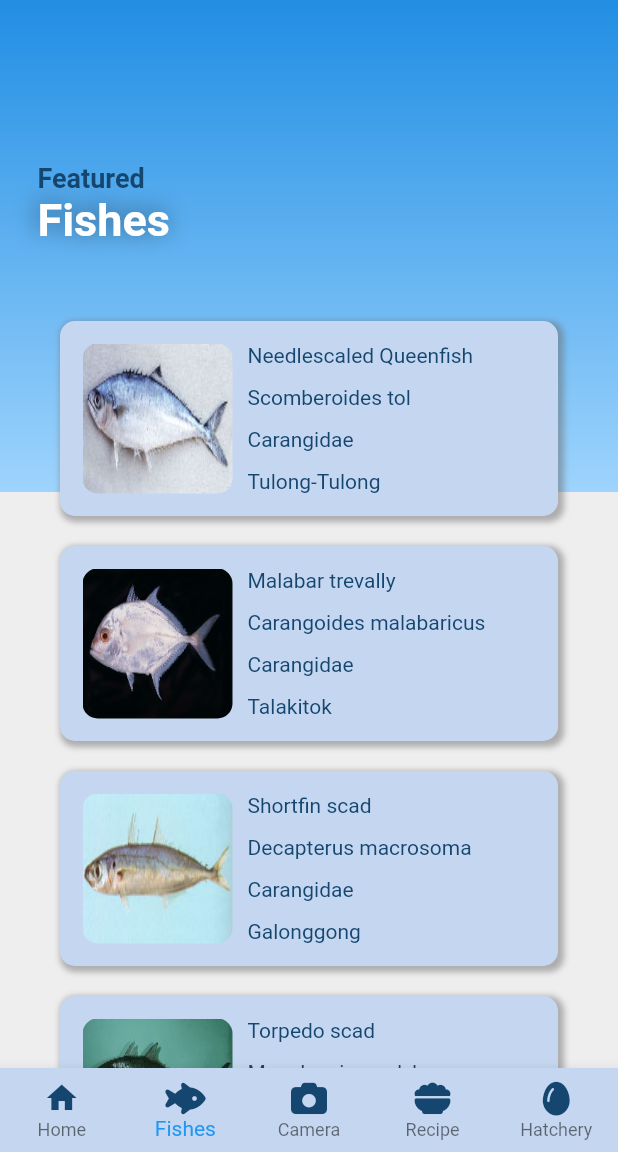
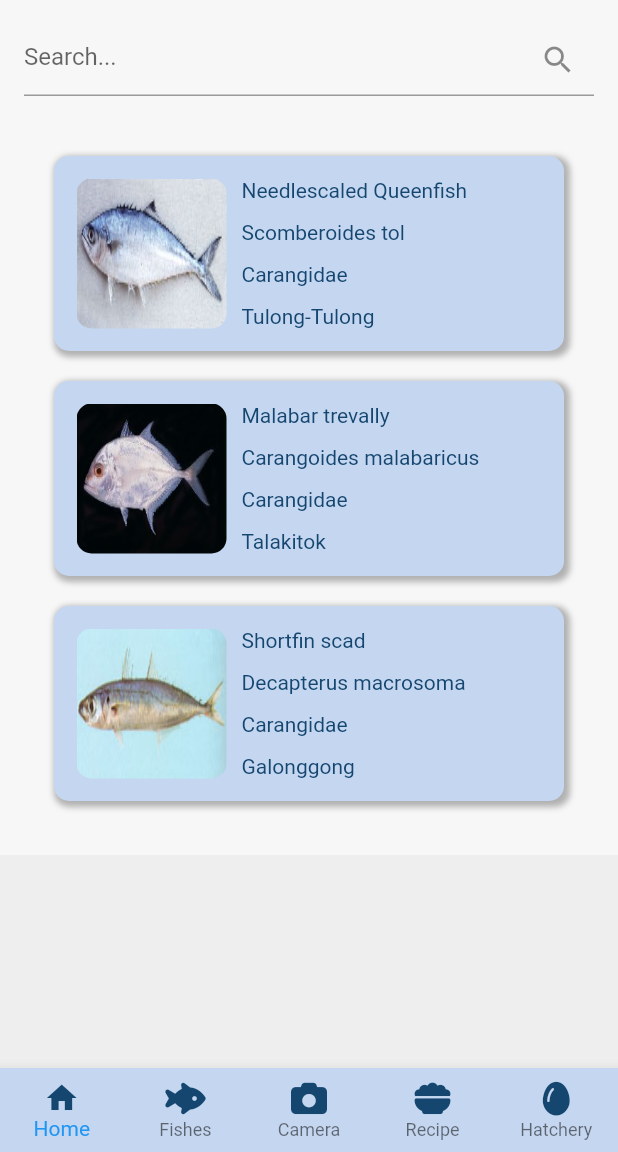
Before and after one commit to jcoder6/fishdroid-mobile, a Flutter app: the MyHomePage screen opened directly, on a phone screen of 412 x 824 dp, the part 84-1236 px from its top. Run offline on Flutter 3.47's test engine with Material 2 defaults, Android fonts, the phone set to English and light mode, and no system bars; our stand-ins replace camera, font_awesome_flutter, get, scroll_snap_list, video_player; missing offline and left inert: flutter_tflite.

Commit message:
add search page, make the fishlist into a widget, and scrollview on camera page

```diff
--- a/lib/includes/home_app_bar.dart
+++ b/lib/includes/home_app_bar.dart
@@ -1,4 +1,6 @@
 import 'package:flutter/material.dart';
+import 'package:fishdroid/pages/home.dart';
+
 // import 'package:font_awesome_flutter/font_awesome_flutter.dart';
 
 class HomeAppBar extends StatelessWidget implements PreferredSizeWidget {
@@ -8,10 +10,10 @@ class HomeAppBar extends StatelessWidget implements PreferredSizeWidget {
   @override
   Widget build(BuildContext context) {
     return AppBar(
-      backgroundColor: Color(0xff0c82df),
+      backgroundColor: const Color(0xff0c82df),
       elevation: 0,
       title: Container(
-        margin: EdgeInsets.only(top: 10),
+        margin: const EdgeInsets.only(top: 10),
         transform: Matrix4.translationValues(-25.0, 0.0, 0.0),
         child: Row(
           children: [
@@ -25,8 +27,17 @@ class HomeAppBar extends StatelessWidget implements PreferredSizeWidget {
             Container(
               transform: Matrix4.translationValues(30.0, -4.0, 0.0),
               child: IconButton(
-                onPressed: () => {},
-                icon: Icon(Icons.search),
+                onPressed: () => {
+                  Navigator.push(
+                    (context),
+                    MaterialPageRoute(
+                      builder: (context) => const MyHomePage(
+                        pageIndex: 9,
+                      ),
+                    ),
+                  )
+                },
+                icon: const Icon(Icons.search),
               ),
             ),
           ],
--- a/lib/pages/camera_page.dart
+++ b/lib/pages/camera_page.dart
@@ -98,7 +98,8 @@ class _CameraPageState extends State<CameraPage> {
   @override
   Widget build(BuildContext context) {
     return Scaffold(
-      body: Container(
+      body: SingleChildScrollView(
+        child: Container(
           decoration: const BoxDecoration(
             gradient: LinearGradient(
               colors: [Color.fromARGB(255, 158, 212, 253), Color(0xff0c82df)],
@@ -186,6 +187,7 @@ class _CameraPageState extends State<CameraPage> {
             ],
           ),
         ),
+      ),
     );
   }
 }
--- a/lib/pages/fish_Page.dart
+++ b/lib/pages/fish_Page.dart
@@ -1,5 +1,6 @@
 // import 'package:fishdroid/pages/home.dart';
 import 'package:fishdroid/pages/view_fish_page.dart';
+import 'package:fishdroid/widgets/fish_item_builder.dart';
 import 'package:flutter/material.dart';
 
 import '../data/fishes.dart';
@@ -55,12 +56,12 @@ class _FishPagesState extends State<FishPages> {
               begin: Alignment.bottomCenter,
               end: Alignment.topCenter,
             ),),
-            child: Padding(
-              padding: const EdgeInsets.all(25.0),
+            child: const Padding(
+              padding: EdgeInsets.all(25.0),
               child: Column(
                 mainAxisAlignment: MainAxisAlignment.center,
                 crossAxisAlignment: CrossAxisAlignment.start,
-                children: const [
+                children: [
                   Text(
                     'Featured',
                     style: TextStyle(
@@ -102,80 +103,7 @@ class _FishPagesState extends State<FishPages> {
                     .length, // Replace with the actual number of items in your list
                 itemBuilder: (BuildContext context, int index) {
                   var item = fishesList[index];
-                  return GestureDetector(
-                    onTap: () {
-                      Navigator.push(
-                        context,
-                        MaterialPageRoute(
-                          builder: (context) => ViewFishPage(item.fishId),
-                        ),
-                      );
-                    },
-                    child: Center(
-                      child: Container(
-                        margin: const EdgeInsets.only(bottom: 20),
-                        decoration: BoxDecoration(
-                          color: const Color(0xffC5D7F0),
-                          borderRadius: BorderRadius.circular(10),
-                          boxShadow: [
-                            BoxShadow(
-                              color: Color.fromARGB(255, 107, 107, 107)
-                                  .withOpacity(0.5),
-                              spreadRadius: 2,
-                              blurRadius: 3,
-                              offset: Offset(2, 2), // Adjust the values as needed
-                            ),
-                          ],
-                        ),
-                        padding: const EdgeInsets.all(15.0),
-                        child: Row(
-                          children: [
-                            Container(
-                              width: 100,
-                              height: 100,
-                              margin: const EdgeInsets.only(right: 10),
-                              // color: Colors.blueAccent,
-                              decoration: BoxDecoration(
-                                borderRadius: BorderRadius.circular(10),
-                                image: DecorationImage(
-                                    image: AssetImage(item.imgPath),
-                                    fit: BoxFit.fill),
-                              ),
-                            ),
-                            Container(
-                              height: 100,
-                              child: Column(
-                                crossAxisAlignment: CrossAxisAlignment.start,
-                                mainAxisAlignment: MainAxisAlignment.spaceBetween,
-                                children: [
-                                  Text(
-                                    item.fishName,
-                                    style:
-                                        const TextStyle(color: Color(0xff154670)),
-                                  ),
-                                  Text(
-                                    item.fishSciName,
-                                    style:
-                                        const TextStyle(color: Color(0xff154670)),
-                                  ),
-                                  Text(
-                                    item.fishFamName,
-                                    style:
-                                        const TextStyle(color: Color(0xff154670)),
-                                  ),
-                                  Text(
-                                    item.localName,
-                                    style:
-                                        const TextStyle(color: Color(0xff154670)),
-                                  ),
-                                ],
-                              ),
-                            )
-                          ],
-                        ),
-                      ),
-                    ),
-                  );
+                  return FishListItem(item);
                 },
               ),
             ),
--- a/lib/pages/home.dart
+++ b/lib/pages/home.dart
@@ -4,6 +4,7 @@ import 'package:fishdroid/pages/fish_Page.dart';
 import 'package:fishdroid/pages/hatcheries.dart';
 import 'package:fishdroid/pages/message.dart';
 import 'package:fishdroid/pages/recipes.dart';
+import 'package:fishdroid/pages/search_page.dart';
 import 'package:flutter/material.dart';
 import '../includes/home_app_bar.dart';
 import '../includes/home_bottom_nav.dart';
@@ -39,6 +40,7 @@ class _MyHomePageState extends State<MyHomePage> {
     Center(child: Text('Quizzes')),
     Center(child: Text('Terminologies')),
     const MessagePage(),
+    const SearchPage(),
   ];
 
   @override
--- /dev/null
+++ b/lib/pages/search_page.dart
@@ -0,0 +1,68 @@
+import 'package:fishdroid/data/fishes.dart';
+import 'package:fishdroid/widgets/fish_item_builder.dart';
+import 'package:flutter/material.dart';
+
+class SearchPage extends StatefulWidget {
+  const SearchPage({super.key});
+
+  @override
+  State<SearchPage> createState() => _SearchPageState();
+}
+
+class _SearchPageState extends State<SearchPage> {
+  List<Fish> fishesList = [
+    Fish('images/fishes/1.jpg', 'Needlescaled Queenfish', 'Tulong-Tulong', 1,
+        'Scomberoides tol', 'Carangidae', 'Some Description'),
+    Fish('images/fishes/2.jpg', 'Malabar trevally', 'Talakitok', 2,
+        'Carangoides malabaricus', 'Carangidae', 'Some Description'),
+    Fish('images/fishes/3.jpg', 'Shortfin scad', 'Galonggong', 3,
+        'Decapterus macrosoma', 'Carangidae', 'Some Description'),
+  ];
+  @override
+  Widget build(BuildContext context) {
+    return SingleChildScrollView(
+      child: Container(
+        color: Colors.white54,
+        child: Padding(
+          padding: const EdgeInsets.all(16.0),
+          child: Column(
+            // mainAxisAlignment: MainAxisAlignment.center,
+            children: [
+              TextField(
+                decoration: InputDecoration(
+                  hintText: 'Search...',
+                  suffixIcon: IconButton(
+                    icon: const Icon(Icons.search),
+                    onPressed: () {
+                      // Perform the search here
+                      // You can add your search logic here
+                      print('nag serch yarn ng fish?');
+                    },
+                  ),
+                ),
+              ),
+              const SizedBox(height: 40,),
+              Padding(
+                padding: const EdgeInsets.only(
+                  right: 20,
+                  left: 20,
+                ),
+                child: ListView.builder(
+                  shrinkWrap: true, // Adjusts the height based on the content
+                  itemCount: fishesList
+                      .length, // Replace with the actual number of items in your list
+                  itemBuilder: (BuildContext context, int index) {
+                    var item = fishesList[index];
+                    return FishListItem(item);
+                  },
+                ),
+              ),
+
+              // You can add other content below the search field if needed
+            ],
+          ),
+        ),
+      ),
+    );
+  }
+}
--- a/lib/pages/view_fish_page.dart
+++ b/lib/pages/view_fish_page.dart
@@ -65,7 +65,7 @@ class _ViewFishPageState extends State<ViewFishPage> {
                       EdgeInsets.symmetric(vertical: 15.0, horizontal: 30.0),
                   child: Column(
                     children: [
-                      Center(
+                      const Center(
                         child: Text(
                           'Smalltoothed Ponyfish',
                           style: TextStyle(
@@ -73,7 +73,7 @@ class _ViewFishPageState extends State<ViewFishPage> {
                         ),
                       ),
                       const SizedBox(height: 15),
-                      Row(
+                      const Row(
                         children: [
                           Text(
                             'Scientific Name: ',
@@ -89,7 +89,7 @@ class _ViewFishPageState extends State<ViewFishPage> {
                         ],
                       ),
                       const SizedBox(height: 10),
-                      Row(
+                      const Row(
                         children: [
                           Text(
                             'Family Name: ',
@@ -105,7 +105,7 @@ class _ViewFishPageState extends State<ViewFishPage> {
                         ],
                       ),
                       const SizedBox(height: 10),
-                      Row(
+                      const Row(
                         children: [
                           Text(
                             'Local Name: ',
@@ -176,7 +176,7 @@ class _ViewFishPageState extends State<ViewFishPage> {
                             fontWeight: FontWeight.bold, fontSize: 16),
                       ),
                       const SizedBox(height: 10),
-                      Text(
+                      const Text(
                         'Lorem ipsum dolor sit amet, consectetur adipiscing elit. Sed vehicula ante eu purus bibendum, at fermentum libero efficitur. Cras ut quam euismod, vulputate nunc sed, fringilla quam. Integer vestibulum mi at neque cursus, id bibendum orci laoreet',
                         style: TextStyle(fontSize: 16, height: 2),
                       )
--- /dev/null
+++ b/lib/widgets/fish_item_builder.dart
@@ -0,0 +1,82 @@
+// fish_list_item.dart
+
+import 'package:fishdroid/pages/view_fish_page.dart';
+import 'package:flutter/material.dart';
+import '../data/fishes.dart';
+
+class FishListItem extends StatelessWidget {
+  final Fish fish;
+
+  const FishListItem(this.fish, {super.key});
+
+  @override
+  Widget build(BuildContext context) {
+    return GestureDetector(
+      onTap: () {
+        Navigator.push(
+          context,
+          MaterialPageRoute(
+            builder: (context) => ViewFishPage(fish.fishId),
+          ),
+        );
+      },
+      child: Center(
+        child: Container(
+          margin: const EdgeInsets.only(bottom: 20),
+          decoration: BoxDecoration(
+            color: const Color(0xffC5D7F0),
+            borderRadius: BorderRadius.circular(10),
+            boxShadow: [
+              BoxShadow(
+                color: Color.fromARGB(255, 107, 107, 107).withOpacity(0.5),
+                spreadRadius: 2,
+                blurRadius: 3,
+                offset: Offset(2, 2), // Adjust the values as needed
+              ),
+            ],
+          ),
+          padding: const EdgeInsets.all(15.0),
+          child: Row(
+            children: [
+              Container(
+                width: 100,
+                height: 100,
+                margin: const EdgeInsets.only(right: 10),
+                decoration: BoxDecoration(
+                  borderRadius: BorderRadius.circular(10),
+                  image: DecorationImage(
+                      image: AssetImage(fish.imgPath), fit: BoxFit.fill),
+                ),
+              ),
+              Container(
+                height: 100,
+                child: Column(
+                  crossAxisAlignment: CrossAxisAlignment.start,
+                  mainAxisAlignment: MainAxisAlignment.spaceBetween,
+                  children: [
+                    Text(
+                      fish.fishName,
+                      style: const TextStyle(color: Color(0xff154670)),
+                    ),
+                    Text(
+                      fish.fishSciName,
+                      style: const TextStyle(color: Color(0xff154670)),
+                    ),
+                    Text(
+                      fish.fishFamName,
+                      style: const TextStyle(color: Color(0xff154670)),
+                    ),
+                    Text(
+                      fish.localName,
+                      style: const TextStyle(color: Color(0xff154670)),
+                    ),
+                  ],
+                ),
+              )
+            ],
+          ),
+        ),
+      ),
+    );
+  }
+}
```
Lines whose indentation alone changed are shown as unchanged.
